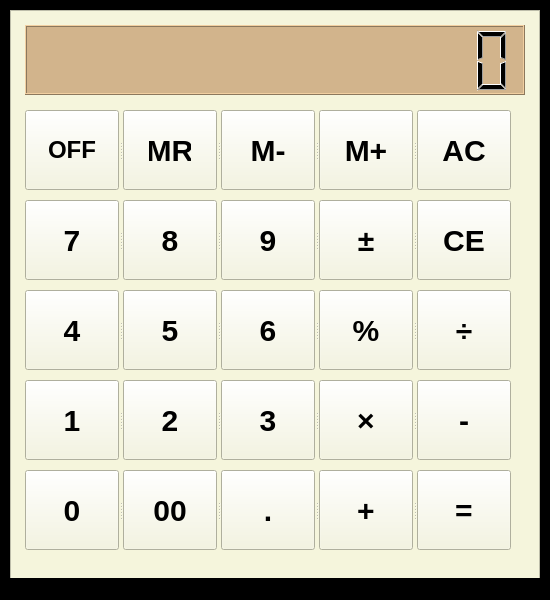
The window that calc.ui (JefeThePug/calculator) describes before a commit, drawn with Qt 5.
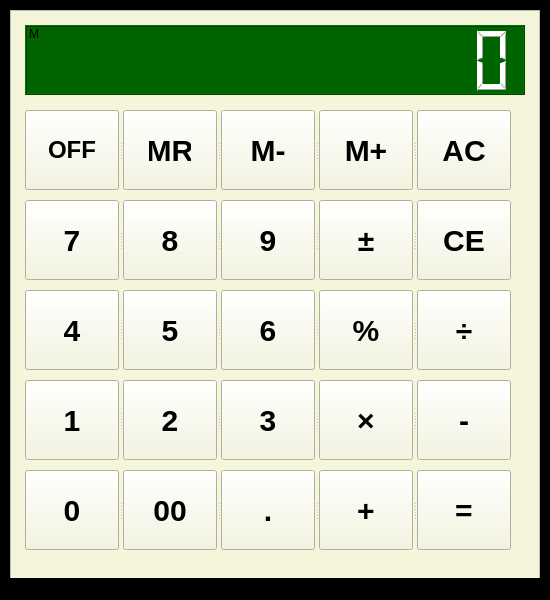
The same window after the commit.

Patch:
```diff
--- a/calc.ui
+++ b/calc.ui
@@ -57,7 +57,8 @@
       <enum>Qt::RightToLeft</enum>
      </property>
      <property name="styleSheet">
-      <string notr="true">background-color: tan;</string>
+      <string notr="true">background-color: darkgreen;
+color: white;</string>
      </property>
      <property name="smallDecimalPoint">
       <bool>true</bool>
@@ -909,6 +910,28 @@
       </property>
      </widget>
     </widget>
+    <widget class="QLabel" name="txt_mem">
+     <property name="geometry">
+      <rect>
+       <x>16</x>
+       <y>16</y>
+       <width>16</width>
+       <height>16</height>
+      </rect>
+     </property>
+     <property name="autoFillBackground">
+      <bool>false</bool>
+     </property>
+     <property name="styleSheet">
+      <string notr="true">background-color: 0;</string>
+     </property>
+     <property name="text">
+      <string>M</string>
+     </property>
+     <property name="alignment">
+      <set>Qt::AlignCenter</set>
+     </property>
+    </widget>
    </widget>
   </widget>
   <widget class="QMenuBar" name="menubar">
```
Left out of the diff: 10 changed lines with no effect on the pictures.
